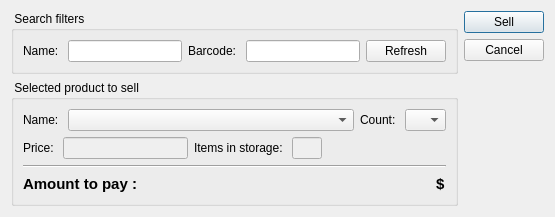
First picture: the form in client/dlgproductsell.ui, repository tbikfalvi/Belenus, before the edit.
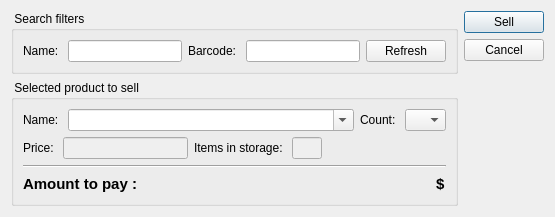
Second picture: the form after the edit.

The edit to the form file:
```diff
--- a/client/dlgproductsell.ui
+++ b/client/dlgproductsell.ui
@@ -84,6 +84,9 @@
               <verstretch>0</verstretch>
              </sizepolicy>
             </property>
+            <property name="editable">
+             <bool>true</bool>
+            </property>
            </widget>
           </item>
           <item>
```
